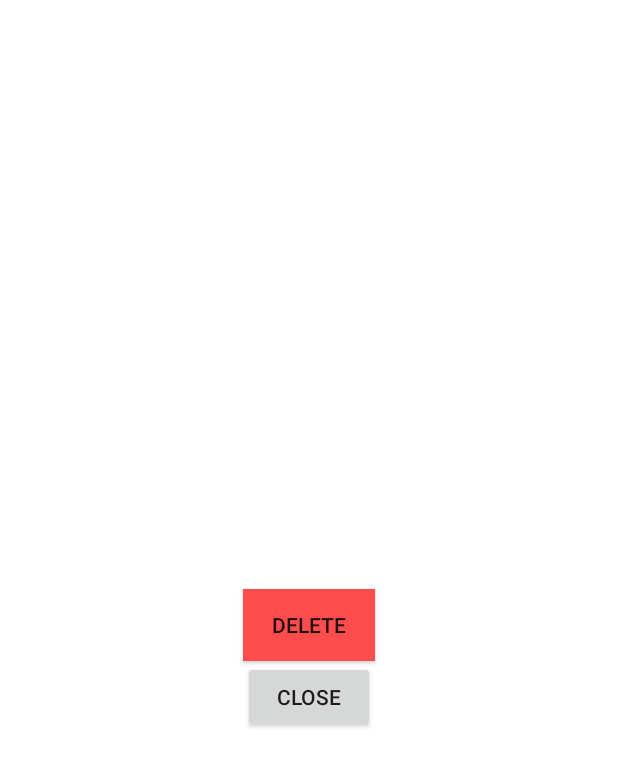
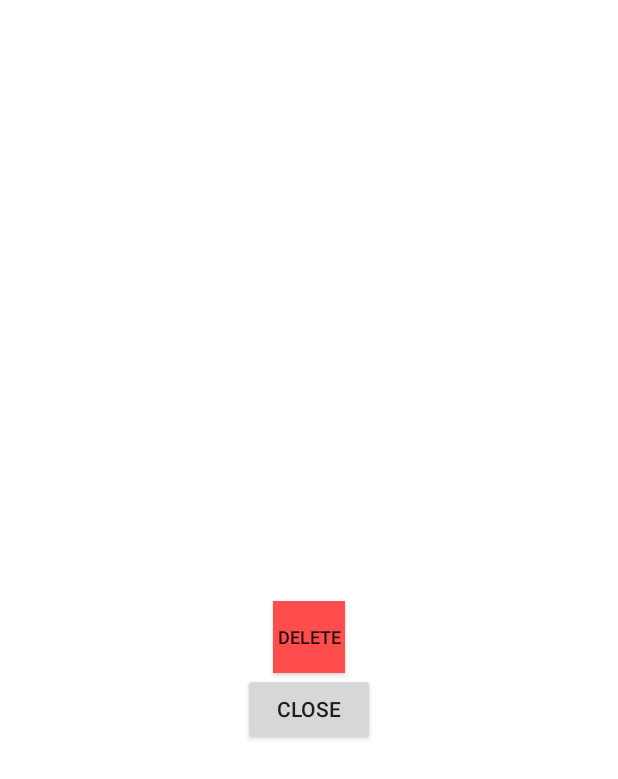
Before and after one commit to prescottwhite/gunlog, an Android app: the layout fragment_view_gun.xml on its own in the app's theme, with its tools: preview values and no code run, on a phone screen of 412 x 824 dp. Shown: the top 779 px of the screen. Run offline under Robolectric (Android 15) with nearby library versions, the phone set to English and light mode, and no system bars.

Commit message:
Add update and delete methods to DAO class

```diff
--- a/app/src/main/java/com/pgwhite/gunlog/GunDAO.kt
+++ b/app/src/main/java/com/pgwhite/gunlog/GunDAO.kt
@@ -1,10 +1,7 @@
 package com.pgwhite.gunlog
 
 import androidx.lifecycle.LiveData
-import androidx.room.Dao
-import androidx.room.Insert
-import androidx.room.OnConflictStrategy
-import androidx.room.Query
+import androidx.room.*
 
 @Dao
 interface GunDAO {
@@ -14,6 +11,12 @@ interface GunDAO {
     @Insert(onConflict = OnConflictStrategy.IGNORE)
     suspend fun insert(gun: Gun)
 
+    @Update(onConflict = OnConflictStrategy.ABORT)
+    suspend fun update(key: PrimaryKey)
+
+    @Delete
+    suspend fun delete(key: PrimaryKey)
+
     @Query("DELETE FROM gun_table")
     suspend fun deleteAll()
 }
--- a/app/src/main/res/layout/fragment_view_gun.xml
+++ b/app/src/main/res/layout/fragment_view_gun.xml
@@ -10,24 +10,29 @@
     <TextView
         android:id="@+id/textViewFragMfr"
         android:layout_width="wrap_content"
-        android:layout_height="wrap_content" />
+        android:layout_height="wrap_content"
+        android:textSize="18sp" />
 
     <TextView
         android:id="@+id/textViewFragModel"
         android:layout_width="wrap_content"
-        android:layout_height="wrap_content" />
+        android:layout_height="wrap_content"
+        android:textSize="18sp" />
 
     <TextView
         android:id="@+id/textViewFragTotalRounds"
         android:layout_width="wrap_content"
-        android:layout_height="wrap_content" />
+        android:layout_height="wrap_content"
+        android:textSize="18sp" />
 
     <Button
         android:id="@+id/button2"
+        style="@style/Widget.AppCompat.Button.Small"
         android:layout_width="wrap_content"
         android:layout_height="wrap_content"
         android:background="#FF4D4D"
-        android:text="@string/button_delete" />
+        android:text="@string/button_delete"
+        android:textSize="12sp" />
 
     <Button
         android:id="@+id/button_fragment"
```
Also changed, not shown: app/src/main/java/com/pgwhite/gunlog/ViewActivity.kt (+0 -15 lines).
